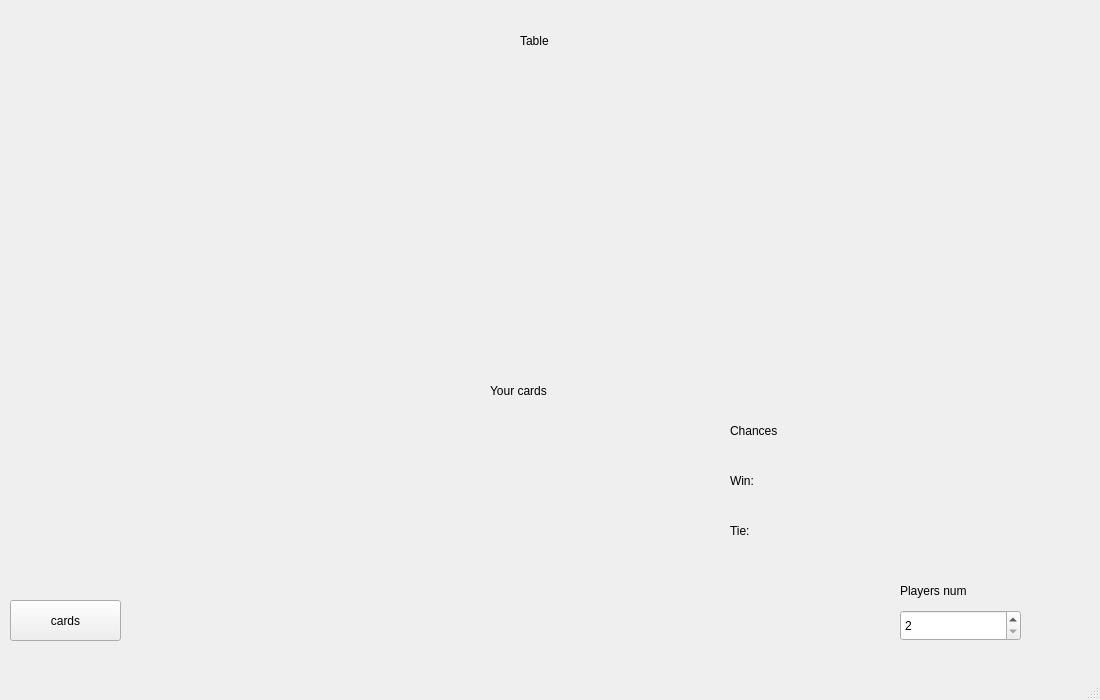
ArtGer2/poker-odds-calculator, file poker-odds-calculator/mainwindow.ui: the form before one commit.
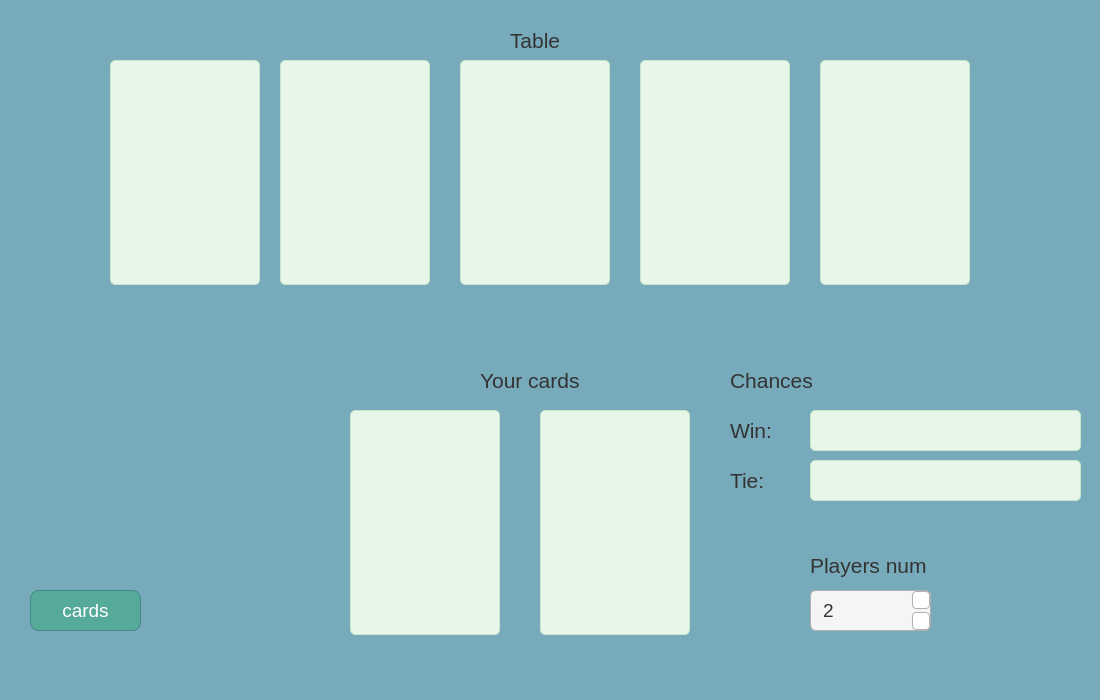
The form after the commit. Custom widgets are drawn as their Qt base class.

Patch:
```diff
--- a/poker-odds-calculator/mainwindow.ui
+++ b/poker-odds-calculator/mainwindow.ui
@@ -11,18 +11,30 @@
    </rect>
   </property>
   <property name="windowTitle">
-   <string>MainWindow</string>
+   <string>Poker Odds Calculator</string>
+  </property>
+  <property name="styleSheet">
+   <string notr="true"> background-color: #7ab;</string>
   </property>
   <widget class="QWidget" name="centralwidget">
    <widget class="QPushButton" name="pushButton">
     <property name="geometry">
      <rect>
-      <x>10</x>
-      <y>600</y>
+      <x>30</x>
+      <y>590</y>
       <width>111</width>
       <height>41</height>
      </rect>
     </property>
+    <property name="styleSheet">
+     <string notr="true">    background-color: #5a9;
+    border: 1px solid #488;
+    border-radius: 8px;
+    padding: 10px 20px;
+    font-family: 'Segoe UI', sans-serif;
+    font-size: 14pt;
+    color: white;</string>
+    </property>
     <property name="text">
      <string>cards</string>
     </property>
@@ -37,7 +49,16 @@
      </rect>
     </property>
     <property name="autoFillBackground">
-     <bool>true</bool>
+     <bool>false</bool>
+    </property>
+    <property name="styleSheet">
+     <string notr="true">   font-family: 'Segoe UI', sans-serif;
+    font-size: 20pt;
+    color: #228B22;
+    padding: 5px;
+    border-radius: 5px;
+    background-color: #e8f5e9;
+    border: 1px solid #c8e6c9;</string>
     </property>
    </widget>
    <widget class="DropLabel" name="PlayerLabel2" native="true">
@@ -50,7 +71,16 @@
      </rect>
     </property>
     <property name="autoFillBackground">
-     <bool>true</bool>
+     <bool>false</bool>
+    </property>
+    <property name="styleSheet">
+     <string notr="true">   font-family: 'Segoe UI', sans-serif;
+    font-size: 20pt;
+    color: #228B22;
+    padding: 5px;
+    border-radius: 5px;
+    background-color: #e8f5e9;
+    border: 1px solid #c8e6c9;</string>
     </property>
    </widget>
    <widget class="DropLabel" name="TableLabel1" native="true">
@@ -63,7 +93,16 @@
      </rect>
     </property>
     <property name="autoFillBackground">
-     <bool>true</bool>
+     <bool>false</bool>
+    </property>
+    <property name="styleSheet">
+     <string notr="true">   font-family: 'Segoe UI', sans-serif;
+    font-size: 20pt;
+    color: #228B22;
+    padding: 5px;
+    border-radius: 5px;
+    background-color: #e8f5e9;
+    border: 1px solid #c8e6c9;</string>
     </property>
    </widget>
    <widget class="DropLabel" name="TableLabel2" native="true">
@@ -76,7 +115,16 @@
      </rect>
     </property>
     <property name="autoFillBackground">
-     <bool>true</bool>
+     <bool>false</bool>
+    </property>
+    <property name="styleSheet">
+     <string notr="true">   font-family: 'Segoe UI', sans-serif;
+    font-size: 20pt;
+    color: #228B22;
+    padding: 5px;
+    border-radius: 5px;
+    background-color: #e8f5e9;
+    border: 1px solid #c8e6c9;</string>
     </property>
    </widget>
    <widget class="DropLabel" name="TableLabel3" native="true">
@@ -89,18 +137,32 @@
      </rect>
     </property>
     <property name="autoFillBackground">
-     <bool>true</bool>
+     <bool>false</bool>
+    </property>
+    <property name="styleSheet">
+     <string notr="true">   font-family: 'Segoe UI', sans-serif;
+    font-size: 20pt;
+    color: #228B22;
+    padding: 5px;
+    border-radius: 5px;
+    background-color: #e8f5e9;
+    border: 1px solid #c8e6c9;</string>
     </property>
    </widget>
    <widget class="QLabel" name="label_3">
     <property name="geometry">
      <rect>
-      <x>490</x>
-      <y>380</y>
+      <x>480</x>
+      <y>370</y>
       <width>101</width>
       <height>21</height>
      </rect>
     </property>
+    <property name="styleSheet">
+     <string notr="true">    font-family: 'Segoe UI', sans-serif;
+    font-size: 16pt;
+    color: #333;</string>
+    </property>
     <property name="text">
      <string>Your cards</string>
     </property>
@@ -108,12 +170,17 @@
    <widget class="QLabel" name="label_4">
     <property name="geometry">
      <rect>
-      <x>520</x>
+      <x>510</x>
       <y>30</y>
       <width>101</width>
       <height>21</height>
      </rect>
     </property>
+    <property name="styleSheet">
+     <string notr="true">    font-family: 'Segoe UI', sans-serif;
+    font-size: 16pt;
+    color: #333;</string>
+    </property>
     <property name="text">
      <string>Table</string>
     </property>
@@ -128,7 +195,16 @@
      </rect>
     </property>
     <property name="autoFillBackground">
-     <bool>true</bool>
+     <bool>false</bool>
+    </property>
+    <property name="styleSheet">
+     <string notr="true">   font-family: 'Segoe UI', sans-serif;
+    font-size: 20pt;
+    color: #228B22;
+    padding: 5px;
+    border-radius: 5px;
+    background-color: #e8f5e9;
+    border: 1px solid #c8e6c9;</string>
     </property>
    </widget>
    <widget class="DropLabel" name="TableLabel5" native="true">
@@ -141,18 +217,67 @@
      </rect>
     </property>
     <property name="autoFillBackground">
-     <bool>true</bool>
+     <bool>false</bool>
+    </property>
+    <property name="styleSheet">
+     <string notr="true">   font-family: 'Segoe UI', sans-serif;
+    font-size: 20pt;
+    color: #228B22;
+    padding: 5px;
+    border-radius: 5px;
+    background-color: #e8f5e9;
+    border: 1px solid #c8e6c9;</string>
     </property>
    </widget>
    <widget class="QSpinBox" name="spinBox">
     <property name="geometry">
      <rect>
-      <x>900</x>
-      <y>610</y>
+      <x>810</x>
+      <y>590</y>
       <width>121</width>
-      <height>31</height>
+      <height>41</height>
      </rect>
     </property>
+    <property name="styleSheet">
+     <string notr="true">QSpinBox {
+    background-color: #f5f5f5; /* Light gray background */
+    border: 1px solid #b0b0b0; /* Soft border */
+    border-radius: 6px; /* Rounded corners */
+    padding: 4px 10px; /* Padding inside the spin box */
+    font-family: 'Segoe UI', sans-serif; /* Font family */
+    font-size: 14pt; /* Font size */
+    color: #333; /* Text color */
+}
+
+/* Arrow Buttons Styling */
+QSpinBox::up-button, QSpinBox::down-button {
+    border: 1px solid #b0b0b0; /* Soft border for buttons */
+    border-radius: 4px; /* Rounded corners for buttons */
+    background-color: #ffffff; /* White background */
+    width: 16px; /* Width of the button */
+    height: 16px; /* Height of the button */
+}
+
+/* Arrow Buttons Hover State */
+QSpinBox::up-button:hover, QSpinBox::down-button:hover {
+    background-color: #e0e0e0; /* Slightly darker background on hover */
+}
+
+/* Arrow Buttons Arrow Styling */
+QSpinBox::up-arrow, QSpinBox::down-arrow {
+    width: 10px; /* Width of the arrow */
+    height: 10px; /* Height of the arrow */
+}
+
+/* Control Buttons Background and Arrow Color */
+QSpinBox::up-button::default, QSpinBox::down-button::default {
+    background-color: #d0d0d0; /* Default background color */
+}
+
+QSpinBox::up-button::default:hover, QSpinBox::down-button::default:hover {
+    background-color: #c0c0c0; /* Hover background color */
+}</string>
+    </property>
     <property name="minimum">
      <number>2</number>
     </property>
@@ -163,12 +288,19 @@
    <widget class="QLabel" name="label_5">
     <property name="geometry">
      <rect>
-      <x>900</x>
-      <y>580</y>
+      <x>810</x>
+      <y>550</y>
       <width>121</width>
-      <height>21</height>
+      <height>31</height>
      </rect>
     </property>
+    <property name="styleSheet">
+     <string notr="true">QLabel {
+    font-family: 'Segoe UI', sans-serif;
+    font-size: 16pt;
+    color: #333;
+}</string>
+    </property>
     <property name="text">
      <string>Players num</string>
     </property>
@@ -177,13 +309,15 @@
     <property name="geometry">
      <rect>
       <x>730</x>
-      <y>410</y>
+      <y>360</y>
       <width>201</width>
       <height>41</height>
      </rect>
     </property>
     <property name="styleSheet">
-     <string notr="true">font: 20pt &quot;Comic Sans MS&quot;;</string>
+     <string notr="true">    font-family: 'Segoe UI', sans-serif;
+    font-size: 16pt;
+    color: #333;</string>
     </property>
     <property name="text">
      <string>Chances</string>
@@ -193,13 +327,15 @@
     <property name="geometry">
      <rect>
       <x>730</x>
-      <y>460</y>
+      <y>410</y>
       <width>61</width>
       <height>41</height>
      </rect>
     </property>
     <property name="styleSheet">
-     <string notr="true">font: 20pt &quot;Comic Sans MS&quot;;</string>
+     <string notr="true">    font-family: 'Segoe UI', sans-serif;
+    font-size: 16pt;
+    color: #333;</string>
     </property>
     <property name="text">
      <string>Win:</string>
@@ -209,13 +345,15 @@
     <property name="geometry">
      <rect>
       <x>730</x>
-      <y>510</y>
+      <y>460</y>
       <width>51</width>
       <height>41</height>
      </rect>
     </property>
     <property name="styleSheet">
-     <string notr="true">font: 20pt &quot;Comic Sans MS&quot;;</string>
+     <string notr="true">    font-family: 'Segoe UI', sans-serif;
+    font-size: 16pt;
+    color: #333;</string>
     </property>
     <property name="text">
      <string>Tie:</string>
@@ -225,13 +363,19 @@
     <property name="geometry">
      <rect>
       <x>810</x>
-      <y>460</y>
+      <y>410</y>
       <width>271</width>
       <height>41</height>
      </rect>
     </property>
     <property name="styleSheet">
-     <string notr="true">font: 20pt &quot;Comic Sans MS&quot;;</string>
+     <string notr="true">    font-family: 'Segoe UI', sans-serif;
+    font-size: 20pt;
+    color: #228B22;
+    padding: 5px;
+    border-radius: 5px;
+    background-color: #e8f5e9;
+    border: 1px solid #c8e6c9;</string>
     </property>
     <property name="text">
      <string/>
@@ -241,13 +385,19 @@
     <property name="geometry">
      <rect>
       <x>810</x>
-      <y>510</y>
+      <y>460</y>
       <width>271</width>
       <height>41</height>
      </rect>
     </property>
     <property name="styleSheet">
-     <string notr="true">font: 20pt &quot;Comic Sans MS&quot;;</string>
+     <string notr="true">    font-family: 'Segoe UI', sans-serif;
+    font-size: 20pt;
+    color: #228B22;
+    padding: 5px;
+    border-radius: 5px;
+    background-color: #e8f5e9;
+    border: 1px solid #c8e6c9;</string>
     </property>
     <property name="text">
      <string/>
```
